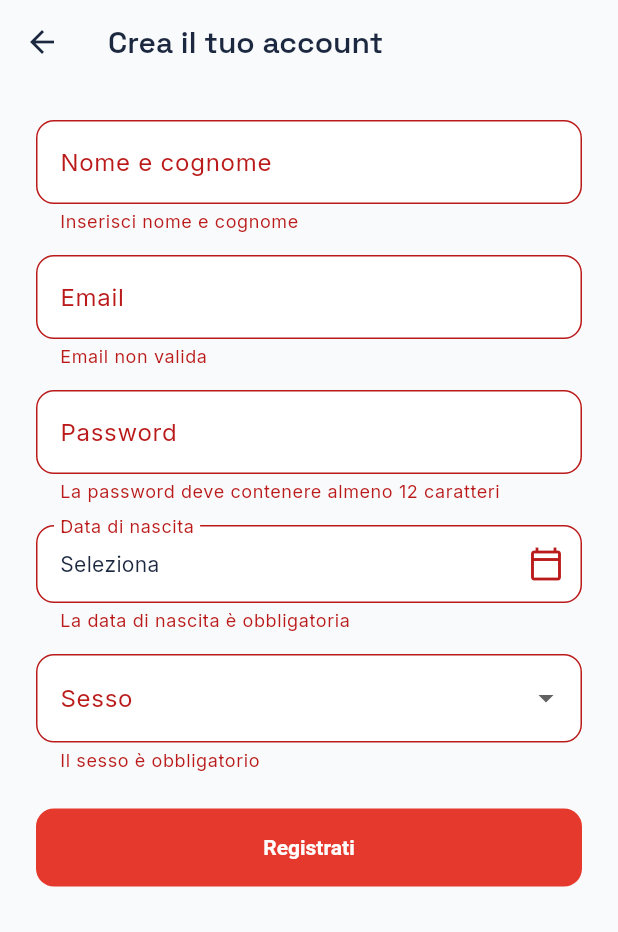
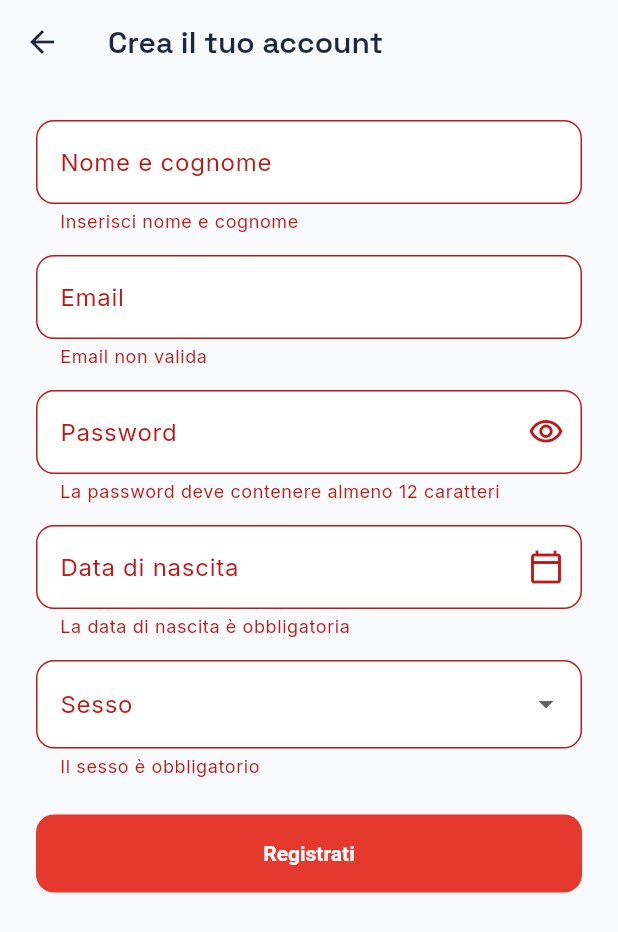
Before and after one commit to smoroni72/crpadel-mobile, a Flutter app: the RegisterScreen screen opened by its route, after a tap on "Registrati", on a phone screen of 412 x 824 dp. Shown: the top 932 px of the screen. Run offline on Flutter 3.47's test engine with Material 3 defaults, Android fonts, the phone set to English and light mode, and no system bars; our stand-ins replace cookie_jar, dio, dio_cookie_manager, flutter_riverpod, flutter_secure_storage, freezed_annotation and 1 more; accounts and stored records are empty; network calls fail.

Commit message:
fix: password visibility toggle and masked birth date on sign-up
- Show/hide button on the password field.
- Birth date is a text field with a dd/mm/yyyy mask (slashes added
  automatically, numeric keyboard) plus the calendar picker.
- Gender dropdown expands to avoid overflow with long labels.

Co-Authored-By: Claude Opus 5.5 <noreply@anthropic.com>

```diff
--- /dev/null
+++ b/lib/core/utils/date_input_formatter.dart
@@ -0,0 +1,37 @@
+import 'package:flutter/services.dart';
+
+/// Maschera `gg/mm/aaaa`: accetta solo cifre e inserisce le barre da sola,
+/// così basta la tastiera numerica.
+class DateInputFormatter extends TextInputFormatter {
+  const DateInputFormatter();
+
+  @override
+  TextEditingValue formatEditUpdate(
+    TextEditingValue oldValue,
+    TextEditingValue newValue,
+  ) {
+    var digits = newValue.text.replaceAll(RegExp(r'\D'), '');
+    // Cancellando subito dopo una barra si toglie anche la cifra prima.
+    final deletedSlash =
+        newValue.text.length < oldValue.text.length &&
+        oldValue.text.endsWith('/') &&
+        !newValue.text.endsWith('/');
+    if (deletedSlash && digits.isNotEmpty) {
+      digits = digits.substring(0, digits.length - 1);
+    }
+    if (digits.length > 8) digits = digits.substring(0, 8);
+    final buffer = StringBuffer();
+    for (var i = 0; i < digits.length; i++) {
+      buffer.write(digits[i]);
+      if ((i == 1 || i == 3) && i < digits.length - 1) buffer.write('/');
+    }
+    var text = buffer.toString();
+    // Barra automatica appena completati giorno o mese.
+    final growing = newValue.text.length > oldValue.text.length;
+    if (growing && (digits.length == 2 || digits.length == 4)) text += '/';
+    return TextEditingValue(
+      text: text,
+      selection: TextSelection.collapsed(offset: text.length),
+    );
+  }
+}
--- a/lib/features/auth/presentation/register_screen.dart
+++ b/lib/features/auth/presentation/register_screen.dart
@@ -1,8 +1,10 @@
 import 'package:flutter/material.dart';
+import 'package:flutter/services.dart';
 import 'package:flutter_riverpod/flutter_riverpod.dart';
 import 'package:go_router/go_router.dart';
 
 import '../../../core/network/api_client.dart';
+import '../../../core/utils/date_input_formatter.dart';
 import '../../../core/utils/dates.dart';
 import 'auth_controller.dart';
 
@@ -18,7 +20,8 @@ class _RegisterScreenState extends ConsumerState<RegisterScreen> {
   final _name = TextEditingController();
   final _email = TextEditingController();
   final _password = TextEditingController();
-  DateTime? _birthDate;
+  final _birthDate = TextEditingController();
+  bool _obscure = true;
   String? _gender;
   bool _saving = false;
 
@@ -27,26 +30,36 @@ class _RegisterScreenState extends ConsumerState<RegisterScreen> {
     _name.dispose();
     _email.dispose();
     _password.dispose();
+    _birthDate.dispose();
     super.dispose();
   }
 
   Future<void> _pickDate() async {
     final value = await showDatePicker(
       context: context,
-      initialDate: DateTime(1990),
-      firstDate: DateTime(1920),
+      initialDate: Dates.parseNumeric(_birthDate.text) ?? DateTime(1990),
+      firstDate: _firstBirthDate,
       lastDate: DateTime.now(),
     );
-    if (value != null) setState(() => _birthDate = value);
+    if (value != null) _birthDate.text = Dates.numeric(value);
+  }
+
+  static final _firstBirthDate = DateTime(1920);
+
+  String? _validateBirthDate(String? value) {
+    if (value == null || value.isEmpty) {
+      return 'La data di nascita è obbligatoria';
+    }
+    final date = Dates.parseNumeric(value);
+    if (date == null) return 'Usa il formato gg/mm/aaaa';
+    if (date.isBefore(_firstBirthDate) || date.isAfter(DateTime.now())) {
+      return 'Data di nascita non valida';
+    }
+    return null;
   }
 
   Future<void> _submit() async {
-    if (!_formKey.currentState!.validate() ||
-        _birthDate == null ||
-        _gender == null) {
-      setState(() {});
-      return;
-    }
+    if (!_formKey.currentState!.validate()) return;
     setState(() => _saving = true);
     try {
       final message = await ref
@@ -55,7 +68,7 @@ class _RegisterScreenState extends ConsumerState<RegisterScreen> {
             email: _email.text,
             password: _password.text,
             fullName: _name.text,
-            birthDate: _birthDate!,
+            birthDate: Dates.parseNumeric(_birthDate.text)!,
             gender: _gender!,
           );
       if (!mounted) return;
@@ -116,36 +129,47 @@ class _RegisterScreenState extends ConsumerState<RegisterScreen> {
               const SizedBox(height: 14),
               TextFormField(
                 controller: _password,
-                obscureText: true,
-                decoration: const InputDecoration(
+                obscureText: _obscure,
+                decoration: InputDecoration(
                   labelText: 'Password',
                   helperText: 'Almeno 12 caratteri',
+                  suffixIcon: IconButton(
+                    onPressed: () => setState(() => _obscure = !_obscure),
+                    tooltip: _obscure ? 'Mostra password' : 'Nascondi password',
+                    icon: Icon(
+                      _obscure
+                          ? Icons.visibility_outlined
+                          : Icons.visibility_off_outlined,
+                    ),
+                  ),
                 ),
                 validator: (value) => (value?.length ?? 0) < 12
                     ? 'La password deve contenere almeno 12 caratteri'
                     : null,
               ),
               const SizedBox(height: 14),
-              InkWell(
-                onTap: _pickDate,
-                child: InputDecorator(
-                  decoration: InputDecoration(
-                    labelText: 'Data di nascita',
-                    errorText: _birthDate == null
-                        ? 'La data di nascita è obbligatoria'
-                        : null,
-                    suffixIcon: const Icon(Icons.calendar_today_outlined),
-                  ),
-                  child: Text(
-                    _birthDate == null
-                        ? 'Seleziona'
-                        : Dates.numeric(_birthDate!),
+              TextFormField(
+                controller: _birthDate,
+                keyboardType: TextInputType.number,
+                inputFormatters: [
+                  FilteringTextInputFormatter.allow(RegExp(r'[0-9/]')),
+                  const DateInputFormatter(),
+                ],
+                decoration: InputDecoration(
+                  labelText: 'Data di nascita',
+                  hintText: 'gg/mm/aaaa',
+                  suffixIcon: IconButton(
+                    onPressed: _pickDate,
+                    tooltip: 'Apri il calendario',
+                    icon: const Icon(Icons.calendar_today_outlined),
                   ),
                 ),
+                validator: _validateBirthDate,
               ),
               const SizedBox(height: 14),
               DropdownButtonFormField<String>(
                 initialValue: _gender,
+                isExpanded: true,
                 decoration: const InputDecoration(labelText: 'Sesso'),
                 items: const [
                   DropdownMenuItem(value: 'male', child: Text('Maschile')),
```
Also changed, not shown: lib/core/utils/dates.dart (+9 -0 lines), 3 other files.
